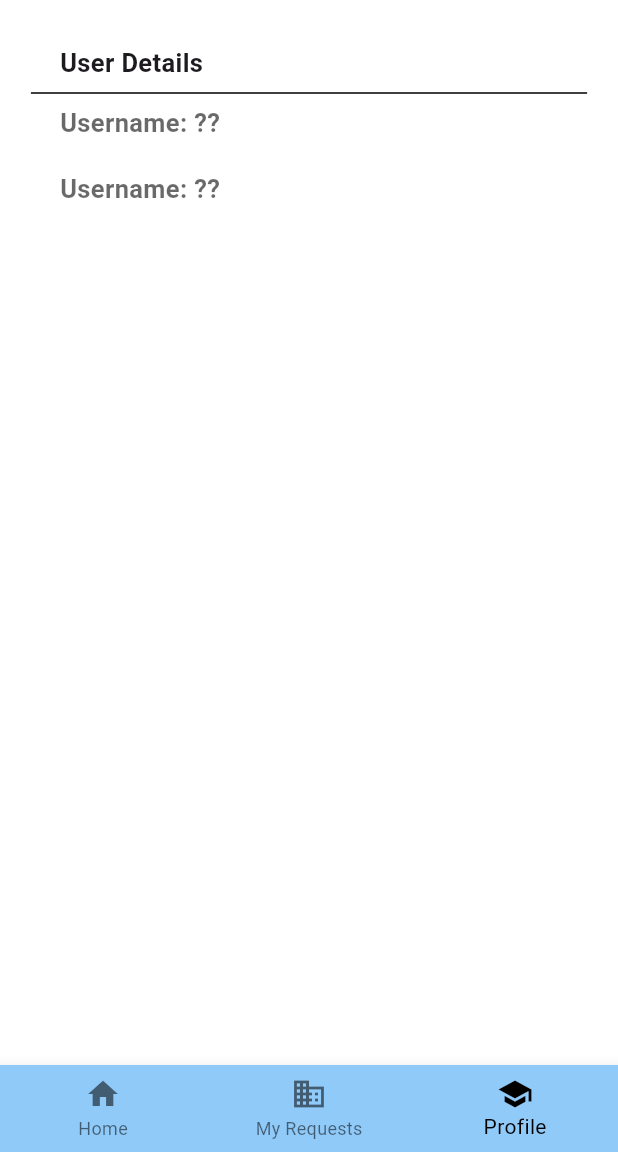
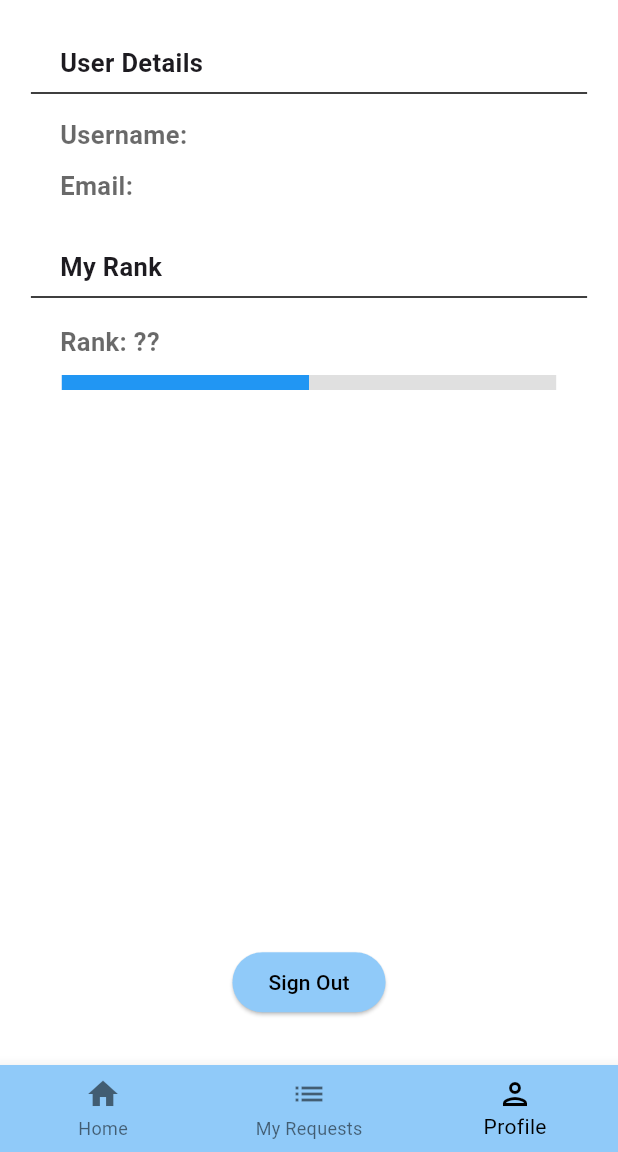
Before and after one commit to simong2/kindred, a Flutter app: the screen it shows once a user with an empty profile is signed in, item 3 of the bottom bar chosen, on a phone screen of 412 x 824 dp, the part 84-1236 px from its top. Run offline on Flutter 3.47's test engine with Material 3 defaults, Android fonts, the phone set to English and light mode, and no system bars; our stand-ins replace cloud_firestore, firebase_auth, firebase_core, flutter_dotenv; accounts and stored records are empty.

Commit message:
added info population to profile

```diff
--- a/lib/screens/main_donor_screen.dart
+++ b/lib/screens/main_donor_screen.dart
@@ -3,15 +3,17 @@ import 'package:kindred/screens/profile.dart';
 import 'package:kindred/services/firebase_services.dart';
 
 class MainDonorScreen extends StatefulWidget {
-  const MainDonorScreen({super.key});
+  const MainDonorScreen({Key? key}) : super(key: key);
 
   @override
   State<MainDonorScreen> createState() => _MainDonorScreenState();
+
 }
 
 class _MainDonorScreenState extends State<MainDonorScreen> {
-  int _selectedIndex = 0;
-  static const List<Widget> _widgetOptions = <Widget>[
+
+    int _selectedIndex = 0;
+    static const List<Widget> _widgetOptions = <Widget>[
     Text(
       'Index 0: Home',
     ),
@@ -29,6 +31,9 @@ class _MainDonorScreenState extends State<MainDonorScreen> {
 
   @override
   Widget build(BuildContext context) {
+    double width = MediaQuery.sizeOf(context).width;
+    double height = MediaQuery.sizeOf(context).height;
+
     return Scaffold(
       backgroundColor: Colors.white,
       appBar: AppBar(
@@ -41,8 +46,8 @@ class _MainDonorScreenState extends State<MainDonorScreen> {
               FirebaseServices().signOut();
             },
             icon: const Icon(Icons.logout),
-          ),
-        ],
+          )
+        ]
       ),
       body: Center(
         child: _widgetOptions.elementAt(_selectedIndex),
@@ -55,18 +60,18 @@ class _MainDonorScreenState extends State<MainDonorScreen> {
             label: 'Home',
           ),
           BottomNavigationBarItem(
-            icon: Icon(Icons.business),
+            icon: Icon(Icons.list),
             label: 'My Requests',
           ),
           BottomNavigationBarItem(
-            icon: Icon(Icons.school),
+            icon: Icon(Icons.person_outlined),
             label: 'Profile',
           ),
         ],
         currentIndex: _selectedIndex,
         selectedItemColor: Colors.black,
         onTap: _onItemTapped,
-      ),
+      )
     );
   }
 }
--- a/lib/screens/profile.dart
+++ b/lib/screens/profile.dart
@@ -1,4 +1,9 @@
+import 'package:firebase_core/firebase_core.dart';
 import 'package:flutter/material.dart';
+import 'package:flutter_dotenv/flutter_dotenv.dart';
+import 'package:kindred/firebase_options.dart';
+import 'package:kindred/services/firebase_services.dart';
+
 
 class Profile extends StatefulWidget {
   const Profile({super.key});
@@ -7,15 +12,33 @@ class Profile extends StatefulWidget {
   State<Profile> createState() => _ProfileState();
 }
 
+void onPressed() {}
+
 class _ProfileState extends State<Profile> {
+  late Future<String> _username;
+
+  late Future<String> _email;
+
+  @override
+  void initState() {
+    super.initState();
+    getUserInfo();
+  }
+
+  void getUserInfo() async{
+    _username = FirebaseServices().getDonorUsername();
+    _email = FirebaseServices().getDonorEmail();
+  }
+
   @override
   Widget build(BuildContext context) {
-    double width = MediaQuery.sizeOf(context).width;
-    double height = MediaQuery.sizeOf(context).height;
+    double width = MediaQuery.of(context).size.width;
+    double height = MediaQuery.of(context).size.height;
     return Scaffold(
       backgroundColor: Colors.white,
       body: Column(
         children: [
+
           Expanded(
             child: SizedBox(
               width: double.infinity,
@@ -26,57 +49,72 @@ class _ProfileState extends State<Profile> {
                     top: Radius.circular(30),
                   ),
                 ),
-                child: Column(children: [
-                  const SizedBox(
-                    height: 30,
-                  ),
-                  const Row(
+                child: Column(
                   children: [
-                      SizedBox(width: 40),
-                      Text(
-                          style: TextStyle(
-                            fontSize: 17,
-                            fontWeight: FontWeight.bold,
-                          ),
-                          textAlign: TextAlign.left,
-                          "User Details"),
-                    ],
-                  ),
+                    const SizedBox(height: 30),
+                    const ProfileHeading(label: "User Details"),
                     Divider(
                       color: Colors.black,
                       indent: width * 0.05,
                       endIndent: width * 0.05,
                     ),
-                  const Row(
-                    children: [
-                      SizedBox(width: 40),
-                      Text(
-                          style: TextStyle(
-                            fontSize: 17,
-                            fontWeight: FontWeight.bold,
-                            color: Color.fromARGB(150, 0, 0, 0),
+                    const SizedBox(height: 8),
+                    // const UserInfoRow(label: "Username", value: "??"),
+                    FutureBuilder(
+                      future: _username,
+                      builder: (context, snapshot) {
+                        if (snapshot.connectionState == ConnectionState.done) {
+                          return UserInfoRow(label: "Username", value: snapshot.data!);
+                        } else {
+                          return const Text("Loading ...");
+                        }
+                      }
                     ),
-                          textAlign: TextAlign.left,
-                          "Username: ??"),
+                    const SizedBox(height: 10),
+                    FutureBuilder(
+                      future: _email,
+                      builder: (context, snapshot) {
+                        if (snapshot.connectionState == ConnectionState.done) {
+                          return UserInfoRow(label: "Email", value: snapshot.data!);
+                        } else {
+                          return const Text("Loading ...");
+                        }
+                      }
+                    ),
+
+                    const SizedBox(height: 30),
+                    const ProfileHeading(label: "My Rank"),
+                    Divider(
+                      color: Colors.black,
+                      indent: width * 0.05,
+                      endIndent: width * 0.05,
+                    ),
+                    const SizedBox(height: 10),
+                    const UserInfoRow(label: "Rank", value: "??"),
+                    const SizedBox(height: 10),
+                    Padding(
+                      padding: EdgeInsets.symmetric(horizontal: width * 0.1),
+                      child: LinearProgressIndicator(
+                        value: 0.5, // Example progress value (70%)
+                        backgroundColor: Colors.grey[300],
+                        color: Colors.blue,
+                        minHeight: 10,
+                      ),
+                    ),
+                    SizedBox (
+                      height: MediaQuery.sizeOf(context).height * 0.45,
+                    ),
+                    ElevatedButton(
+                          style: ElevatedButton.styleFrom(
+                            backgroundColor: Colors.blue.shade200,
+                            foregroundColor: Colors.black,
+                          ),
+                          onPressed: onPressed,
+                          child: Text("Sign Out"),
+                    )
                   ],
+
                 ),
-                  const SizedBox(
-                    height: 20,
-                  ),
-                  const Row(
-                    children: [
-                      SizedBox(width: 40),
-                      Text(
-                          style: TextStyle(
-                            fontSize: 17,
-                            fontWeight: FontWeight.bold,
-                            color: Color.fromARGB(150, 0, 0, 0),
-                          ),
-                          textAlign: TextAlign.left,
-                          "Username: ??"),
-                    ],
-                  ),
-                ]),
               ),
             ),
           ),
@@ -85,3 +123,68 @@ class _ProfileState extends State<Profile> {
     );
   }
 }
+
+
+Widget userInfoRow(label) {
+  return Row(
+      children: [
+        const SizedBox(width: 40),
+        Text(
+          "$label: ",
+          style: const TextStyle(
+            fontSize: 17,
+            fontWeight: FontWeight.bold,
+            color: Color.fromARGB(150, 0, 0, 0),
+          ),
+          textAlign: TextAlign.left,
+        ),
+      ],
+    );
+}
+class ProfileHeading extends StatelessWidget {
+  final String label;
+
+  const ProfileHeading({Key? key, required this.label}) : super(key: key);
+
+  @override
+  Widget build(BuildContext context) {
+    return Row(
+      children: [
+        SizedBox(width: 40),
+        Text(
+          label,
+          style: TextStyle(
+            fontSize: 17,
+            fontWeight: FontWeight.bold,
+          ),
+          textAlign: TextAlign.left,
+        ),
+      ],
+    );
+  }
+}
+
+class UserInfoRow extends StatelessWidget {
+  final String label;
+  final String value;
+
+  const UserInfoRow({Key? key, required this.label, required this.value}) : super(key: key);
+
+  @override
+  Widget build(BuildContext context) {
+    return Row(
+      children: [
+        const SizedBox(width: 40),
+        Text(
+          "$label: $value",
+          style: const TextStyle(
+            fontSize: 17,
+            fontWeight: FontWeight.bold,
+            color: Color.fromARGB(150, 0, 0, 0),
+          ),
+          textAlign: TextAlign.left,
+        ),
+      ],
+    );
+  }
+}
```
Also changed, not shown: pubspec.lock, 1 other file. Lines whose indentation alone changed are shown as unchanged.
